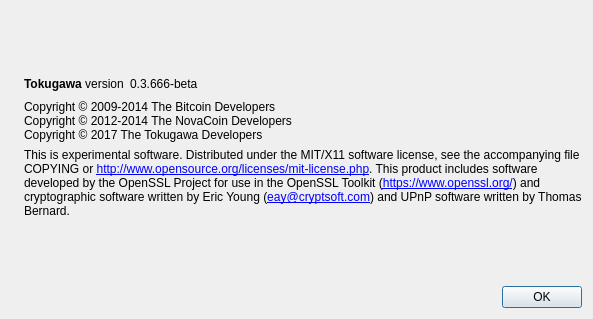
Above: src/qt/forms/aboutdialog.ui from braveonesgit/Harvestcoin before the change. Below: the same form after it.
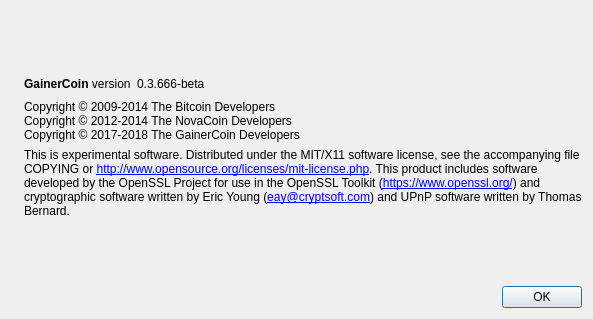
That is the form after the change. Icons and pictures are not drawn.

Commit message: second commit Tokugawa to gainercoin

Patch:
```diff
--- a/src/qt/forms/aboutdialog.ui
+++ b/src/qt/forms/aboutdialog.ui
@@ -50,7 +50,7 @@
           <cursorShape>IBeamCursor</cursorShape>
          </property>
          <property name="text">
-          <string>&lt;b&gt;Tokugawa&lt;/b&gt; version</string>
+          <string>&lt;b&gt;GainerCoin&lt;/b&gt; version</string>
          </property>
          <property name="textInteractionFlags">
           <set>Qt::LinksAccessibleByMouse|Qt::TextSelectableByKeyboard|Qt::TextSelectableByMouse</set>
@@ -93,7 +93,7 @@
        <property name="text">
         <string>Copyright © 2009-2014 The Bitcoin Developers
 Copyright © 2012-2014 The NovaCoin Developers
-Copyright © 2017 The Tokugawa Developers</string>
+Copyright © 2017-2018 The GainerCoin Developers</string>
        </property>
        <property name="textInteractionFlags">
         <set>Qt::LinksAccessibleByMouse|Qt::TextSelectableByKeyboard|Qt::TextSelectableByMouse</set>
```
Left out of the diff: 2 changed lines with no effect on the pictures. The commit also changes 241 other files.
